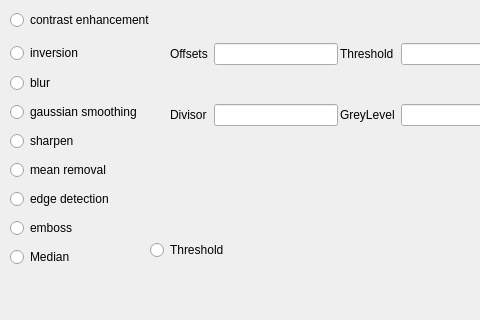
Vickers-Zhu/ComputerGraphics, file GuiBeta1/CG.ui: the form before one commit; both pictures show x 0 to 480 and y 280 to 600 of the 800 by 600 pixel window.
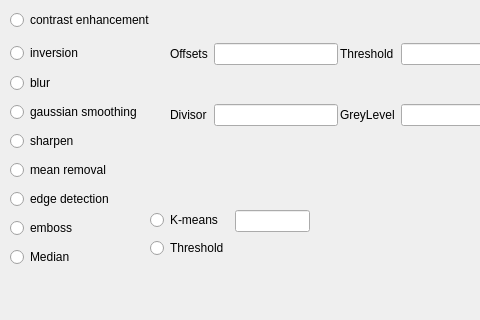
The form after the commit.

Commit message: Add k-means remaining bugs(Become blue!)

The edit to the form file:
```diff
--- a/GuiBeta1/CG.ui
+++ b/GuiBeta1/CG.ui
@@ -199,19 +199,6 @@
      <string>User_define</string>
     </property>
    </widget>
-   <widget class="QRadioButton" name="radioButton_11">
-    <property name="geometry">
-     <rect>
-      <x>150</x>
-      <y>520</y>
-      <width>97</width>
-      <height>20</height>
-     </rect>
-    </property>
-    <property name="text">
-     <string>Threshold</string>
-    </property>
-   </widget>
    <widget class="QWidget" name="gridLayoutWidget_3">
     <property name="geometry">
      <rect>
@@ -244,6 +231,35 @@
      </item>
     </layout>
    </widget>
+   <widget class="QWidget" name="formLayoutWidget">
+    <property name="geometry">
+     <rect>
+      <x>150</x>
+      <y>490</y>
+      <width>160</width>
+      <height>51</height>
+     </rect>
+    </property>
+    <layout class="QFormLayout" name="formLayout">
+     <item row="0" column="0">
+      <widget class="QRadioButton" name="radioButton_12">
+       <property name="text">
+        <string>K-means</string>
+       </property>
+      </widget>
+     </item>
+     <item row="1" column="0">
+      <widget class="QRadioButton" name="radioButton_11">
+       <property name="text">
+        <string>Threshold</string>
+       </property>
+      </widget>
+     </item>
+     <item row="0" column="1">
+      <widget class="QLineEdit" name="lineEdit_5"/>
+     </item>
+    </layout>
+   </widget>
   </widget>
   <widget class="QStatusBar" name="statusbar"/>
  </widget>
```
The commit also changes 9 other files.
